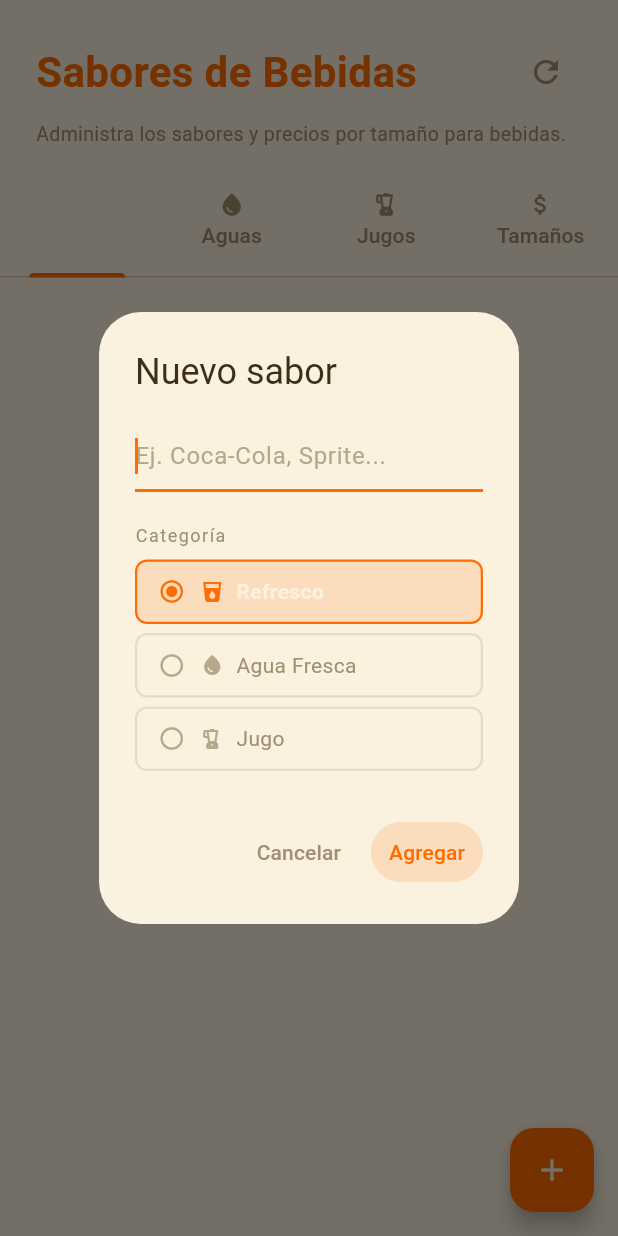
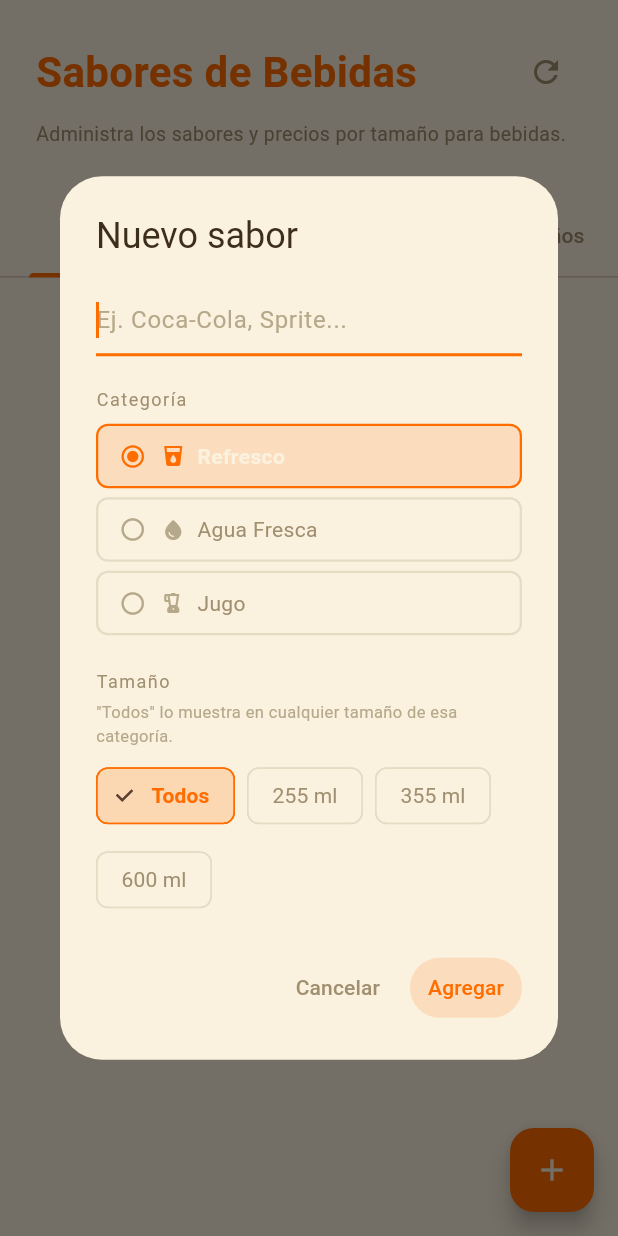
Before and after one commit to gorditasmh2020rigoberto/restaurant, a Flutter app: the DrinkFlavorsManagementView screen opened directly, after a tap on the "add" icon, on a phone screen of 412 x 824 dp. Run offline on Flutter 3.47's test engine with Material 3 defaults, Android fonts, the phone set to English and light mode, and no system bars; our stand-ins replace audioplayers, geolocator, image_picker, pdf, printing, qr_flutter and 2 more; missing offline and left inert: dart:html, dart:js, dart:js_interop, dart:ui_web; accounts and stored records are empty; key blocks and very long unbroken strings in the code were emptied for the run.

Commit message:
feat(bebidas): agrega selector de TAMAÑO al editar/crear sabores
El diálogo "Editar/Nuevo sabor" solo dejaba elegir la categoría
(Refresco/Agua/Jugo), sin poder decir a qué tamaño específico aplica
(ej. una Coca Light que solo viene en 600ml). Ahora se puede elegir
"Todos los tamaños" o uno específico (255/355/600ml para refresco,
600ml/1litro para agua, 330ml/1litro para jugo).

De paso corrige una asimetría: un sabor de refresco guardado como
"Todos los tamaños" no aparecía en 600ml (sí en 355/255) porque
_loadDrinkFlavors no incluía el fallback genérico para ese tamaño.

Co-Authored-By: Claude Sonnet 5 <noreply@anthropic.com>

```diff
--- a/lib/views/drink_flavors_management_view.dart
+++ b/lib/views/drink_flavors_management_view.dart
@@ -196,20 +196,48 @@ class _DrinkFlavorsManagementViewState extends State<DrinkFlavorsManagementView>
     }
   }
 
+  // Tamaños disponibles por categoría (código corto → etiqueta). `null` en
+  // selectedSize significa "Todos los tamaños" (el sabor genérico, sin
+  // tamaño específico — ver `_concreteType`).
+  static const Map<String, List<(String, String)>> _sizesByCategory = {
+    'refresco': [('255', '255 ml'), ('355', '355 ml'), ('600', '600 ml')],
+    'agua_fresca': [('600', '600 ml'), ('1litro', '1 litro')],
+    'jugo': [('330', '330 ml'), ('1litro', '1 litro')],
+  };
+
+  static String _concreteType(String category, String? size) {
+    if (size == null) return category;
+    if (category == 'agua_fresca') return 'agua_$size';
+    return '${category}_$size';
+  }
+
+  /// Separa un `type` guardado en BD (ej. "refresco_600") en su categoría
+  /// ("refresco") y tamaño ("600"), o tamaño `null` si es genérico.
+  static (String, String?) _splitType(String rawType) {
+    if (rawType == 'agua_fresca') return ('agua_fresca', null);
+    if (rawType.startsWith('agua_')) {
+      return ('agua_fresca', rawType.substring('agua_'.length));
+    }
+    if (rawType == 'jugo') return ('jugo', null);
+    if (rawType.startsWith('jugo_')) {
+      return ('jugo', rawType.substring('jugo_'.length));
+    }
+    if (rawType == 'refresco') return ('refresco', null);
+    if (rawType.startsWith('refresco_')) {
+      return ('refresco', rawType.substring('refresco_'.length));
+    }
+    return ('refresco', null);
+  }
+
   Future<void> _showFlavorDialog({Map<String, dynamic>? flavor, required String type}) async {
     final isEditing = flavor != null;
     final nameController = TextEditingController(text: isEditing ? flavor['name'] as String : '');
 
-    // Map any size-specific type to its parent category
+    // Map any size-specific type to its parent category (+ tamaño si aplica)
     final rawType = isEditing ? (flavor['type'] as String? ?? type) : type;
-    String selectedCategory;
-    if (rawType.startsWith('agua')) {
-      selectedCategory = 'agua_fresca';
-    } else if (rawType.startsWith('jugo')) {
-      selectedCategory = 'jugo';
-    } else {
-      selectedCategory = 'refresco';
-    }
+    final (initialCategory, initialSize) = _splitType(rawType);
+    String selectedCategory = initialCategory;
+    String? selectedSize = initialSize;
 
     const typeOptions = [
       ('refresco',   'Refresco',     Icons.local_drink),
@@ -256,7 +284,10 @@ class _DrinkFlavorsManagementViewState extends State<DrinkFlavorsManagementView>
               ...typeOptions.map((opt) {
                 final isSelected = selectedCategory == opt.$1;
                 return GestureDetector(
-                  onTap: () => setDlgState(() => selectedCategory = opt.$1),
+                  onTap: () => setDlgState(() {
+                    selectedCategory = opt.$1;
+                    selectedSize = null;
+                  }),
                   child: AnimatedContainer(
                     duration: const Duration(milliseconds: 150),
                     margin: const EdgeInsets.only(bottom: 6),
@@ -294,6 +325,48 @@ class _DrinkFlavorsManagementViewState extends State<DrinkFlavorsManagementView>
                   ),
                 );
               }),
+              const SizedBox(height: 16),
+              const Text('Tamaño',
+                  style: TextStyle(color: Color(0xFFA08F70), fontSize: 12, letterSpacing: 1)),
+              const SizedBox(height: 4),
+              const Text('"Todos" lo muestra en cualquier tamaño de esa categoría.',
+                  style: TextStyle(color: Color(0xFFB6A88A), fontSize: 11)),
+              const SizedBox(height: 8),
+              Wrap(
+                spacing: 8,
+                runSpacing: 8,
+                children: [
+                  ChoiceChip(
+                    label: const Text('Todos'),
+                    selected: selectedSize == null,
+                    onSelected: (_) => setDlgState(() => selectedSize = null),
+                    selectedColor: const Color(0xFFFF6D00).withValues(alpha: 0.2),
+                    labelStyle: TextStyle(
+                      color: selectedSize == null ? const Color(0xFFFF6D00) : const Color(0xFFA08F70),
+                      fontWeight: selectedSize == null ? FontWeight.w600 : FontWeight.w400,
+                    ),
+                    backgroundColor: const Color(0xFFFAF1DE),
+                    side: BorderSide(
+                      color: selectedSize == null ? const Color(0xFFFF6D00) : const Color(0xFFE5DCC4),
+                    ),
+                  ),
+                  for (final sizeOpt in _sizesByCategory[selectedCategory]!)
+                    ChoiceChip(
+                      label: Text(sizeOpt.$2),
+                      selected: selectedSize == sizeOpt.$1,
+                      onSelected: (_) => setDlgState(() => selectedSize = sizeOpt.$1),
+                      selectedColor: const Color(0xFFFF6D00).withValues(alpha: 0.2),
+                      labelStyle: TextStyle(
+                        color: selectedSize == sizeOpt.$1 ? const Color(0xFFFF6D00) : const Color(0xFFA08F70),
+                        fontWeight: selectedSize == sizeOpt.$1 ? FontWeight.w600 : FontWeight.w400,
+                      ),
+                      backgroundColor: const Color(0xFFFAF1DE),
+                      side: BorderSide(
+                        color: selectedSize == sizeOpt.$1 ? const Color(0xFFFF6D00) : const Color(0xFFE5DCC4),
+                      ),
+                    ),
+                ],
+              ),
             ],
           ),
           actions: [
@@ -305,28 +378,29 @@ class _DrinkFlavorsManagementViewState extends State<DrinkFlavorsManagementView>
               onPressed: nameController.text.trim().isNotEmpty
                   ? () async {
                       final name = nameController.text.trim();
+                      final finalType = _concreteType(selectedCategory, selectedSize);
                       Navigator.pop(ctx);
                       try {
                         if (isEditing) {
                           final oldType = flavor['type'] as String;
                           await _supabase
                               .from('drink_flavors')
-                              .update({'name': name, 'type': selectedCategory})
+                              .update({'name': name, 'type': finalType})
                               .eq('id', flavor['id']);
-                          if (oldType != selectedCategory) {
+                          if (oldType != finalType) {
                             _fetchFlavors();
                           } else {
-                            _updateLocal(selectedCategory, flavor['id'],
-                                {'name': name, 'type': selectedCategory});
+                            _updateLocal(finalType, flavor['id'],
+                                {'name': name, 'type': finalType});
                           }
                         } else {
                           final result = await _supabase.from('drink_flavors').insert({
                             'name': name,
-                            'type': selectedCategory,
+                            'type': finalType,
                             'available': true,
                           }).select().single();
                           setState(() {
-                            final list = _listForType(selectedCategory);
+                            final list = _listForType(finalType);
                             list.add(result);
                             list.sort((a, b) =>
                                 (a['name'] as String).compareTo(b['name'] as String));
--- a/lib/widgets/dish_card.dart
+++ b/lib/widgets/dish_card.dart
@@ -274,6 +274,10 @@ Future<List<String>> _loadDrinkFlavors(String type) async {
     } else if (type == 'refresco_355') {
       // Incluye también refresco_255 por compatibilidad con datos previos
       types = ['refresco_355', 'refresco_255', 'refresco'];
+    } else if (type == 'refresco_600') {
+      // Un sabor guardado como "Refresco" genérico (sin tamaño específico)
+      // debe verse también en 600 ml, igual que ya pasa con 355/255.
+      types = ['refresco_600', 'refresco'];
     } else if (type.startsWith('agua_')) {
       types = [type, 'agua_fresca'];
     } else if (type == 'jugo_330' || type == 'jugo_1litro') {
```
